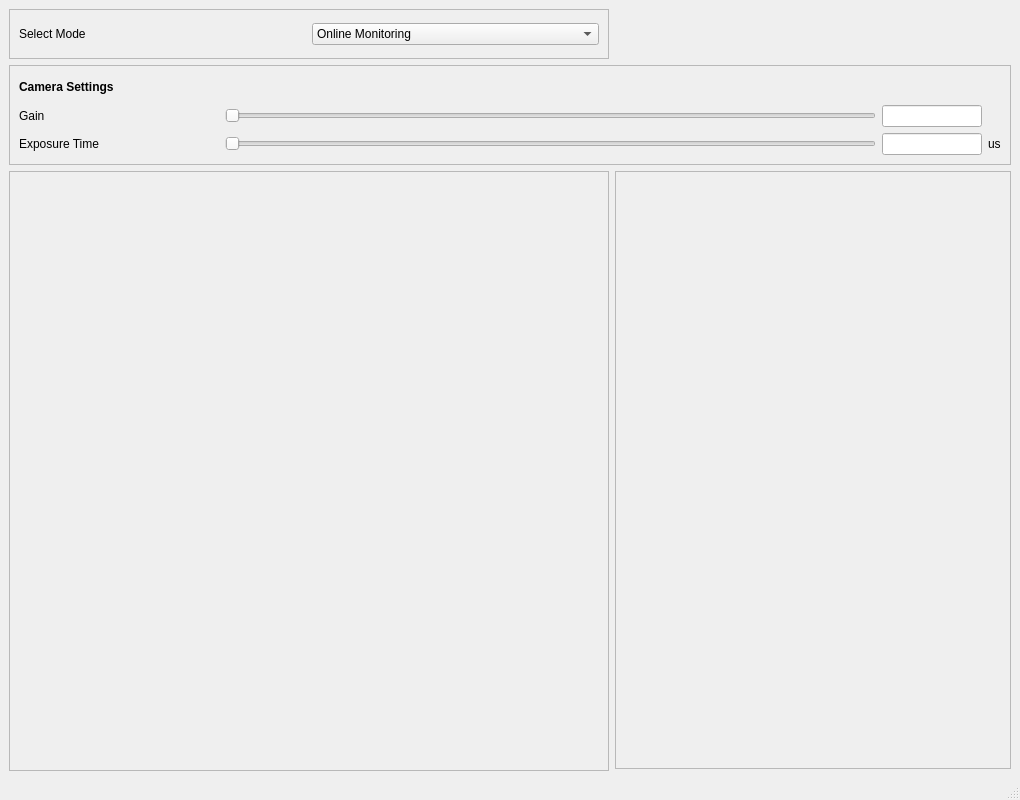
Old version of the form FocusDiagnostics/focusdiagnosticsmainwindow.ui in the repository dungducphan/TauExperimentDataAnalyzer.
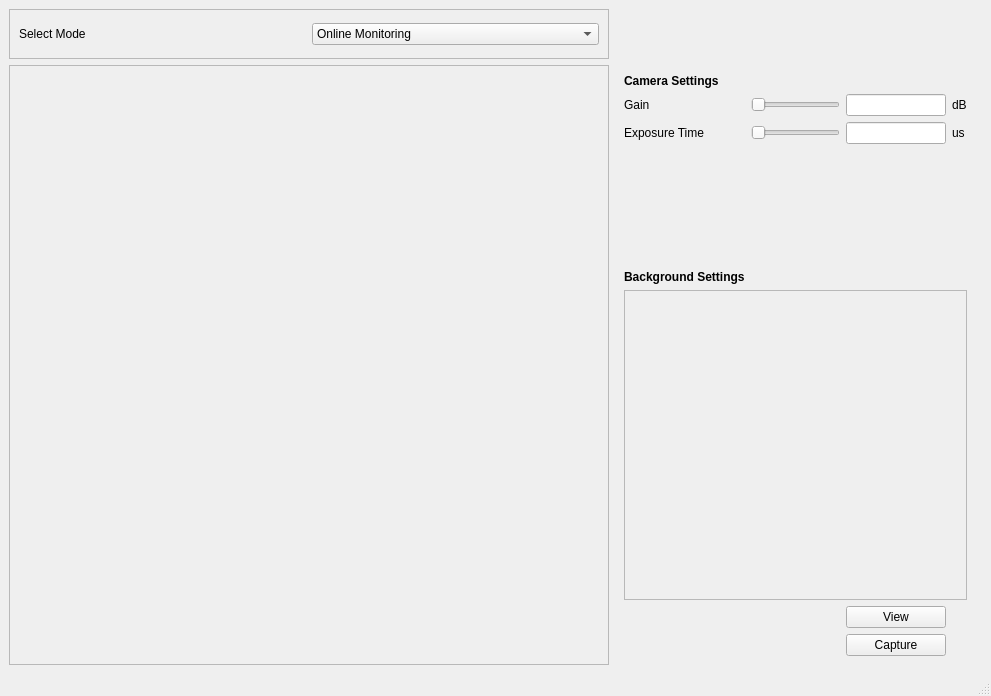
New version of the form.

Commit message: UI follows MODE selection.

```diff
--- a/FocusDiagnostics/focusdiagnosticsmainwindow.ui
+++ b/FocusDiagnostics/focusdiagnosticsmainwindow.ui
@@ -6,20 +6,26 @@
    <rect>
     <x>0</x>
     <y>0</y>
-    <width>1020</width>
-    <height>800</height>
+    <width>991</width>
+    <height>696</height>
    </rect>
   </property>
+  <property name="sizePolicy">
+   <sizepolicy hsizetype="Fixed" vsizetype="Fixed">
+    <horstretch>0</horstretch>
+    <verstretch>0</verstretch>
+   </sizepolicy>
+  </property>
   <property name="minimumSize">
    <size>
-    <width>1020</width>
-    <height>800</height>
+    <width>991</width>
+    <height>696</height>
    </size>
   </property>
   <property name="maximumSize">
    <size>
-    <width>1020</width>
-    <height>800</height>
+    <width>991</width>
+    <height>696</height>
    </size>
   </property>
   <property name="windowTitle">
@@ -78,7 +84,7 @@
       </layout>
      </widget>
     </item>
-    <item row="2" column="0">
+    <item row="1" column="0">
      <widget class="QFrame" name="frame_3">
       <property name="minimumSize">
        <size>
@@ -118,7 +124,7 @@
       </layout>
      </widget>
     </item>
-    <item row="0" column="1">
+    <item row="0" column="1" colspan="2">
      <spacer name="horizontalSpacer">
       <property name="orientation">
        <enum>Qt::Horizontal</enum>
@@ -131,47 +137,52 @@
       </property>
      </spacer>
     </item>
-    <item row="1" column="0" colspan="2">
-     <widget class="QFrame" name="frame_2">
-      <property name="minimumSize">
-       <size>
-        <width>0</width>
-        <height>100</height>
-       </size>
+    <item row="1" column="1">
+     <widget class="QStackedWidget" name="stackedWidget">
+      <property name="currentIndex">
+       <number>0</number>
       </property>
-      <property name="maximumSize">
-       <size>
-        <width>16777215</width>
-        <height>100</height>
-       </size>
-      </property>
-      <property name="baseSize">
-       <size>
-        <width>0</width>
-        <height>0</height>
-       </size>
-      </property>
-      <property name="frameShape">
-       <enum>QFrame::StyledPanel</enum>
-      </property>
-      <property name="frameShadow">
-       <enum>QFrame::Raised</enum>
-      </property>
+      <widget class="QWidget" name="page_ONLINE_MONITORING">
       <layout class="QGridLayout" name="gridLayout_2">
-       <item row="2" column="1">
-        <widget class="QSlider" name="horizontalSlider_2">
-         <property name="orientation">
-          <enum>Qt::Horizontal</enum>
-         </property>
-        </widget>
-       </item>
-       <item row="2" column="4">
+        <item row="2" column="3">
         <widget class="QLabel" name="label_4">
          <property name="text">
           <string>us</string>
          </property>
         </widget>
        </item>
+        <item row="2" column="1">
+         <widget class="QSlider" name="slider_EXPOSURE_TIME">
+          <property name="orientation">
+           <enum>Qt::Horizontal</enum>
+          </property>
+         </widget>
+        </item>
+        <item row="3" column="0">
+         <spacer name="verticalSpacer_2">
+          <property name="orientation">
+           <enum>Qt::Vertical</enum>
+          </property>
+          <property name="sizeHint" stdset="0">
+           <size>
+            <width>20</width>
+            <height>40</height>
+           </size>
+          </property>
+         </spacer>
+        </item>
+        <item row="4" column="0">
+         <widget class="QLabel" name="label_5">
+          <property name="font">
+           <font>
+            <bold>true</bold>
+           </font>
+          </property>
+          <property name="text">
+           <string>Background Settings</string>
+          </property>
+         </widget>
+        </item>
        <item row="1" column="1">
         <widget class="QSlider" name="horizontalSlider">
          <property name="orientation">
@@ -179,8 +190,8 @@
          </property>
         </widget>
        </item>
-       <item row="2" column="2" colspan="2">
-        <widget class="QLineEdit" name="lineEdit_2">
+        <item row="1" column="2">
+         <widget class="QLineEdit" name="lineedit_GAIN">
          <property name="maximumSize">
           <size>
            <width>100</width>
@@ -189,24 +200,11 @@
          </property>
         </widget>
        </item>
-       <item row="1" column="0">
-        <widget class="QLabel" name="label_2">
-         <property name="minimumSize">
-          <size>
-           <width>100</width>
-           <height>0</height>
-          </size>
-         </property>
-         <property name="text">
-          <string>Gain</string>
-         </property>
-        </widget>
-       </item>
        <item row="2" column="0">
         <widget class="QLabel" name="label_3">
          <property name="minimumSize">
           <size>
-           <width>200</width>
+            <width>0</width>
            <height>0</height>
           </size>
          </property>
@@ -215,8 +213,8 @@
          </property>
         </widget>
        </item>
-       <item row="1" column="2" colspan="2">
-        <widget class="QLineEdit" name="lineEdit">
+        <item row="2" column="2">
+         <widget class="QLineEdit" name="lineEdit_EXPOSURE_TIME">
          <property name="maximumSize">
           <size>
            <width>100</width>
@@ -225,6 +223,26 @@
          </property>
         </widget>
        </item>
+        <item row="1" column="3">
+         <widget class="QLabel" name="label_6">
+          <property name="text">
+           <string>dB</string>
+          </property>
+         </widget>
+        </item>
+        <item row="1" column="0">
+         <widget class="QLabel" name="label_2">
+          <property name="minimumSize">
+           <size>
+            <width>0</width>
+            <height>0</height>
+           </size>
+          </property>
+          <property name="text">
+           <string>Gain</string>
+          </property>
+         </widget>
+        </item>
        <item row="0" column="0">
         <widget class="QLabel" name="label">
          <property name="font">
@@ -237,17 +255,51 @@
          </property>
         </widget>
        </item>
-      </layout>
-     </widget>
-    </item>
-    <item row="2" column="1">
-     <widget class="QFrame" name="frame_4">
+        <item row="5" column="0" colspan="4">
+         <widget class="QFrame" name="frame_BKGD_IMAGE">
       <property name="frameShape">
        <enum>QFrame::StyledPanel</enum>
       </property>
       <property name="frameShadow">
        <enum>QFrame::Raised</enum>
       </property>
+          <layout class="QGridLayout" name="gridLayout_4">
+           <item row="0" column="0">
+            <widget class="QWidget" name="widget_BKGD_IMAGE" native="true">
+             <property name="minimumSize">
+              <size>
+               <width>290</width>
+               <height>290</height>
+              </size>
+             </property>
+             <property name="maximumSize">
+              <size>
+               <width>400</width>
+               <height>400</height>
+              </size>
+             </property>
+            </widget>
+           </item>
+          </layout>
+         </widget>
+        </item>
+        <item row="6" column="2">
+         <widget class="QPushButton" name="button_VIEW_BKGD">
+          <property name="text">
+           <string>View</string>
+          </property>
+         </widget>
+        </item>
+        <item row="7" column="2">
+         <widget class="QPushButton" name="pushButton_CAPTURE_BKGD">
+          <property name="text">
+           <string>Capture</string>
+          </property>
+         </widget>
+        </item>
+       </layout>
+      </widget>
+      <widget class="QWidget" name="page_OFFLINE_ANALYSIS"/>
      </widget>
     </item>
    </layout>
```
Left out of the diff: 2 changed lines with no effect on the pictures. Lines whose indentation alone changed are shown as unchanged. The commit also changes 2 other files.
